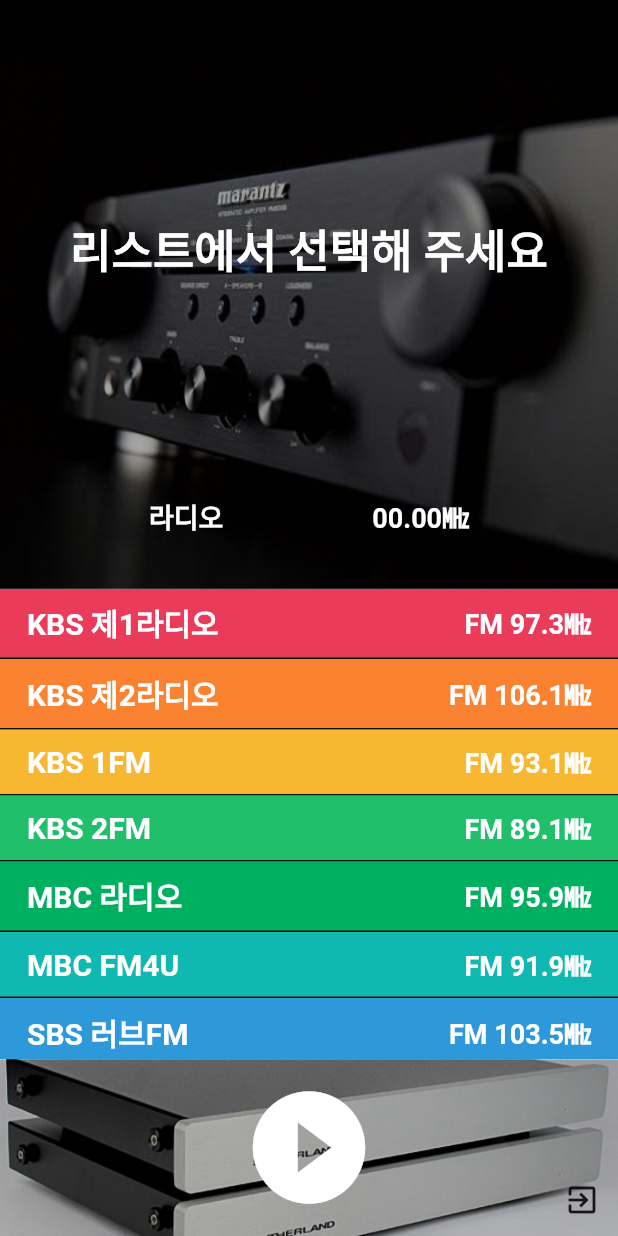
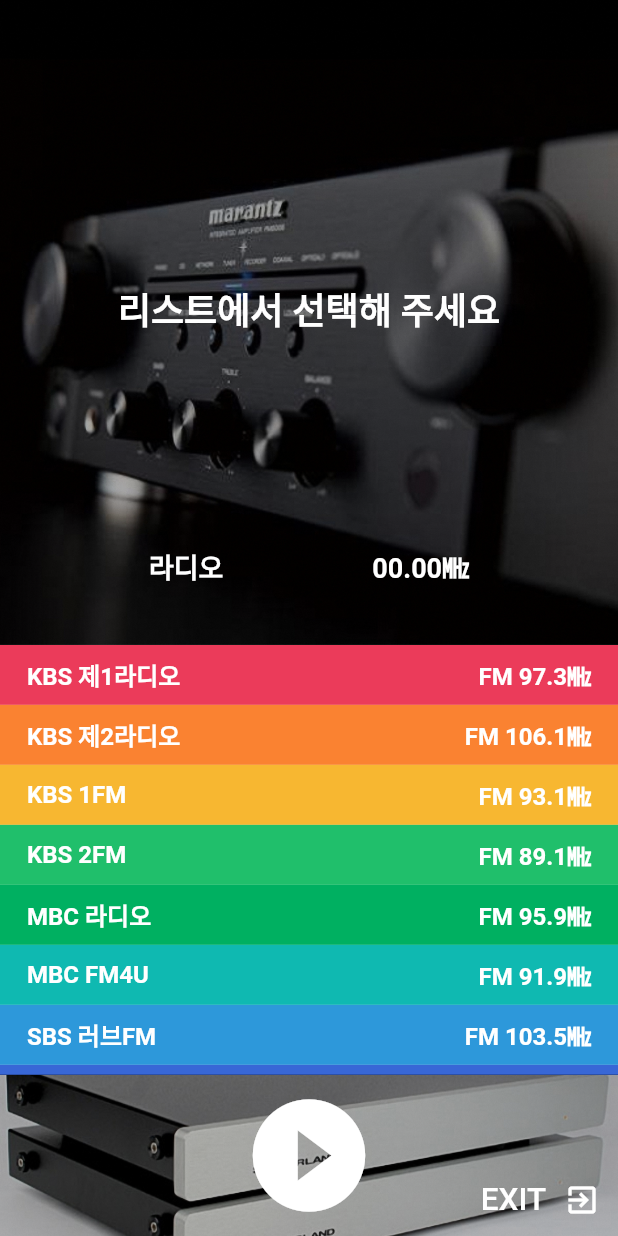
Before and after one commit to pwh9882/webradio_with_flutter, a Flutter app: the screen it shows after launch, on a phone screen of 412 x 824 dp. Run offline on Flutter 3.47's test engine with Material 2 defaults, Android fonts, the phone set to English and light mode, and no system bars; our stand-ins replace audio_service, just_audio; missing offline and left inert: cp949_codec.

Commit message:
아이콘과 세부디자인 변경

```diff
--- a/lib/screens/home_page.dart
+++ b/lib/screens/home_page.dart
@@ -31,9 +31,6 @@
   var isSelectedList = [
     for (var iter = 0; iter < RadioChannelList.radioList.length; iter++) false
   ];
-
-  Uri myImageUri =
-      Uri.parse('package:webradio_with_flutter/images/radioIcon.png');
 
   void onPauseButtonClicked() {
     isPlaying = false;
@@ -91,6 +88,7 @@
   void onPlayButtonClicked() async {
     if (selectedRadio == null) {
     } else {
+      try {
         // 변수 초기화
         isPlaying = false;
 
@@ -103,6 +101,7 @@
         loadHlsSlugAndPlay();
 
         // print("play!");
+      } catch (e) {}
     }
   }
 
@@ -158,7 +157,7 @@
       body: Column(children: [
         // 제목 디스플레이
         Flexible(
-          flex: 10,
+          flex: 12,
           child: Container(
             decoration: const BoxDecoration(
               color: Colors.black,
@@ -175,13 +174,16 @@
                 Flexible(
                   flex: 2,
                   child: Center(
+                    child: Container(
+                      padding: const EdgeInsets.only(top: 48),
                       child: Text(
                         selectedRadioTitle,
                         textAlign: TextAlign.center,
                         style: const TextStyle(
-                        fontSize: 30,
+                          fontSize: 24,
                           fontWeight: FontWeight.w600,
                           color: Colors.white,
+                        ),
                       ),
                     ),
                   ),
@@ -193,20 +195,20 @@
                     children: [
                       Text(
                         selectedRadioChannelTitle,
+                        style: const TextStyle(
+                          fontSize: 18,
+                          fontWeight: FontWeight.w600,
+                          color: Colors.white,
+                        ),
+                      ),
+                      Text(
+                        selectedRadioFreq,
                         style: TextStyle(
                           fontSize: 18,
                           fontWeight: FontWeight.w600,
                           color: selectedRadio == null
                               ? Colors.white
                               : selectedRadio!.highlightColor,
-                        ),
-                      ),
-                      Text(
-                        selectedRadioFreq,
-                        style: const TextStyle(
-                          fontSize: 18,
-                          fontWeight: FontWeight.w600,
-                          color: Colors.white,
                         ),
                       ),
                     ],
@@ -219,45 +221,48 @@
         // 리스트뷰 라디오 목록
         Flexible(
             flex: 8,
-          child: ListView.separated(
-            padding: EdgeInsets.zero,
-            itemCount: RadioChannelList.radioList.length,
-            itemBuilder: (context, index) {
-              var radio = RadioChannelList.radioList[index];
-              return Material(
-                color: isSelectedList[index]
+            child: SingleChildScrollView(
+              child: Column(children: [
+                for (var radio in RadioChannelList.radioList)
+                  Material(
+                    color: isSelectedList[
+                            RadioChannelList.radioList.indexOf(radio)]
                         ? Color.lerp(radio.highlightColor, Colors.black, 0.5)
                         : radio.highlightColor,
                     child: InkWell(
                       splashColor: Colors.black54,
                       onTap: () {
-                    for (int iter = 0; iter < isSelectedList.length; iter++) {
+                        for (int iter = 0;
+                            iter < isSelectedList.length;
+                            iter++) {
                           isSelectedList[iter] = false;
                         }
-                    isSelectedList[index] = true;
+                        isSelectedList[
+                            RadioChannelList.radioList.indexOf(radio)] = true;
                         selectedRadio = radio;
                         onPlayButtonClicked();
                       },
                       child: Container(
-                    padding:
-                        const EdgeInsets.symmetric(vertical: 8, horizontal: 18),
-                    decoration: const BoxDecoration(
-                      // color: radio.highlightColor,
-                      border: Border(
-                        bottom: BorderSide(
-                          color: Colors.black,
-                        ),
-                      ),
-                    ),
+                        padding: const EdgeInsets.symmetric(
+                            vertical: 8, horizontal: 18),
+                        // decoration: const BoxDecoration(
+                        //   // color: radio.highlightColor,
+                        //   border: Border(
+                        //     bottom: BorderSide(
+                        //       color: Colors.black,
+                        //     ),
+                        //   ),
+                        // ),
                         child: Row(
                           mainAxisAlignment: MainAxisAlignment.spaceBetween,
                           children: [
                             Text(
                               radio.radioChannelTitle,
                               style: TextStyle(
-                            fontSize: 20,
+                                fontSize: 16,
                                 fontWeight: FontWeight.w600,
-                            color: isSelectedList[index]
+                                color: isSelectedList[RadioChannelList.radioList
+                                        .indexOf(radio)]
                                     ? Colors.white38
                                     : Colors.white,
                               ),
@@ -265,9 +270,10 @@
                             Text(
                               radio.radioFreq,
                               style: TextStyle(
-                            fontSize: 18,
+                                fontSize: 16,
                                 fontWeight: FontWeight.w600,
-                            color: isSelectedList[index]
+                                color: isSelectedList[RadioChannelList.radioList
+                                        .indexOf(radio)]
                                     ? Colors.white38
                                     : Colors.white,
                               ),
@@ -276,13 +282,9 @@
                         ),
                       ),
                     ),
-              );
-            },
-            separatorBuilder: (context, index) {
-              return const SizedBox(height: 0);
-            },
                   ),
-        ),
+              ]),
+            )),
         // 재생버튼
         Flexible(
           flex: 3,
@@ -319,11 +321,23 @@
                 Expanded(
                   child: Column(
                     mainAxisAlignment: MainAxisAlignment.end,
-                    crossAxisAlignment: CrossAxisAlignment.end,
                     children: [
+                      Row(
+                        mainAxisAlignment: MainAxisAlignment.end,
+                        children: [
+                          const Text(
+                            "EXIT",
+                            style: TextStyle(
+                                color: Colors.white,
+                                fontSize: 21,
+                                fontWeight: FontWeight.w500),
+                          ),
                           IconButton(
+                            color: Colors.white,
                             onPressed: onExitButtonClicked,
                             icon: const Icon(Icons.exit_to_app),
+                          ),
+                        ],
                       ),
                     ],
                   ),
--- a/pubspec.yaml
+++ b/pubspec.yaml
@@ -17,7 +17,7 @@
 # https://developer.apple.com/library/archive/documentation/General/Reference/InfoPlistKeyReference/Articles/CoreFoundationKeys.html
 # In Windows, build-name is used as the major, minor, and patch parts
 # of the product and file versions while build-number is used as the build suffix.
-version: 1.0.0+1
+version: 0.1.1
 
 environment:
   sdk: '>=2.18.6 <3.0.0'
```
Also changed, not shown: pubspec.lock, 10 other files. Lines whose indentation alone changed are shown as unchanged.
